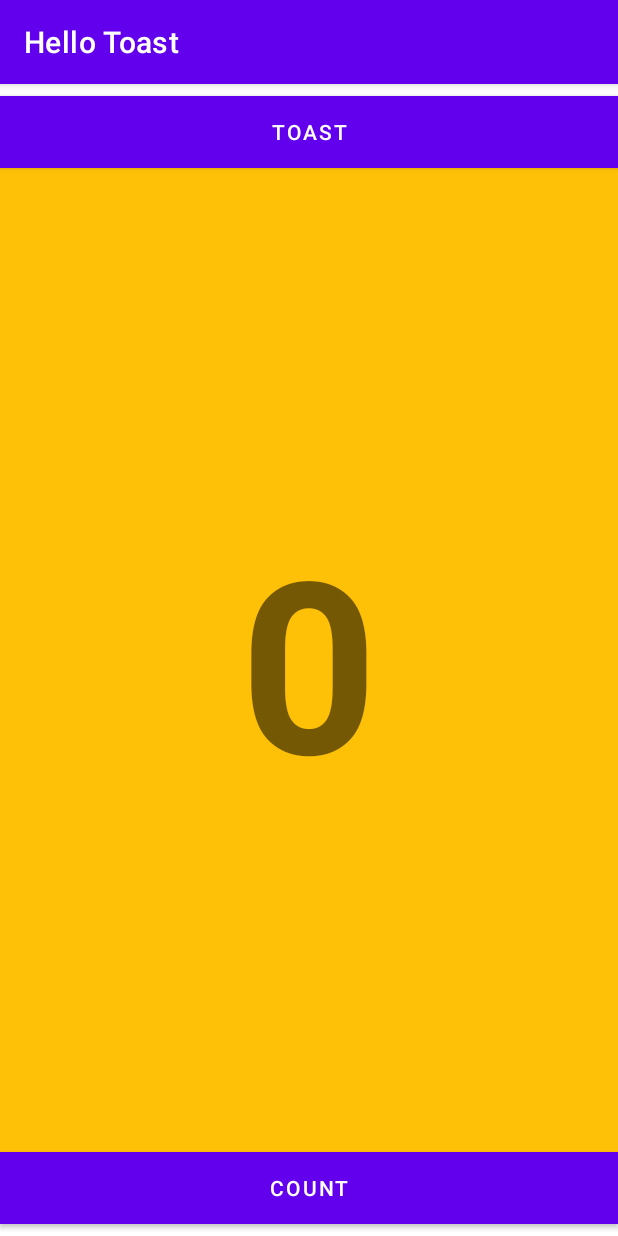
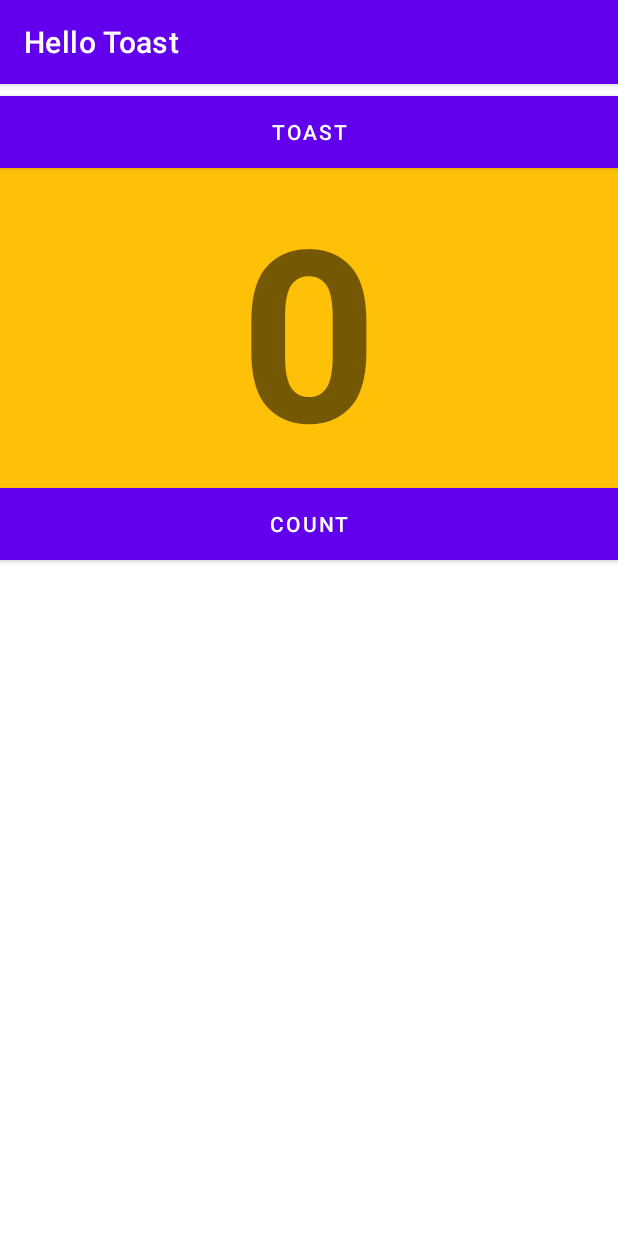
Before and after one commit to Sajjal4545/DMA-Week-2, an Android app: the screen it shows after launch (MainActivity), on a phone screen of 412 x 824 dp. Run offline under Robolectric (Android 15) with nearby library versions, the phone set to English and light mode, and no system bars.

Commit message:
relativelayouttask completed

```diff
--- a/app/src/main/res/layout/activity_main.xml
+++ b/app/src/main/res/layout/activity_main.xml
@@ -1,5 +1,5 @@
 <?xml version="1.0" encoding="utf-8"?>
-<LinearLayout xmlns:android="http://schemas.android.com/apk/res/android"
+<RelativeLayout xmlns:android="http://schemas.android.com/apk/res/android"
     xmlns:app="http://schemas.android.com/apk/res-auto"
     xmlns:tools="http://schemas.android.com/tools"
     android:layout_width="match_parent"
@@ -18,20 +18,21 @@
         />
 
 
-
     <TextView
         android:id="@+id/show_count"
         android:layout_width="match_parent"
         android:layout_height="wrap_content"
+        android:layout_below="@+id/button_toast"
+        android:layout_alignParentStart="true"
+        android:layout_alignParentLeft="true"
+        android:layout_gravity="center_vertical"
+        android:layout_weight="1"
         android:background="#FFC107"
         android:gravity="center"
         android:text="@string/count_initial_value"
         android:textAlignment="center"
         android:textSize="160sp"
-        android:textStyle="bold"
-        android:layout_gravity="center_vertical"
-        android:layout_weight="1"
-        />
+        android:textStyle="bold" />
     <Button
         android:id="@+id/button_count"
         android:layout_width="match_parent"
@@ -40,5 +41,7 @@
         android:background="@color/design_default_color_on_primary"
         android:text="@string/button_label_count"
         android:onClick="countUp"
+        android:layout_below="@+id/show_count"
+        android:layout_centerHorizontal="true"
         />
-</LinearLayout>
+</RelativeLayout>
```
